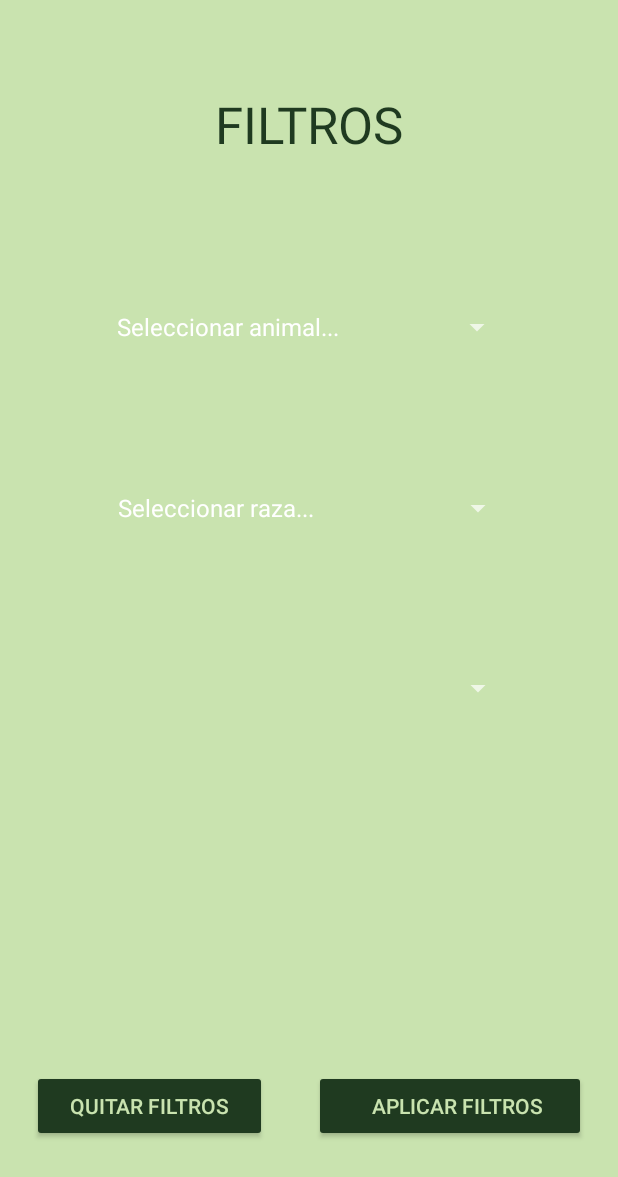
After one commit to Claraf05/PAD-Appdopta, an Android app: the FiltroView screen opened directly, with no data from a screen before it, on a phone screen of 412 x 824 dp. The commit adds this screen. Shown: the top 1177 px of the screen. Run offline under Robolectric (Android 15) with nearby library versions, the phone set to English and light mode, and no system bars.

Commit message:
Implementación filtro
Eliminamos imágenes y encabezado.

Co-Authored-By: Edu <47254221+BryanEdu24@users.noreply.github.com>

```diff
--- a/app/src/main/AndroidManifest.xml
+++ b/app/src/main/AndroidManifest.xml
@@ -3,11 +3,7 @@
     package="es.ucm.fdi.appdopta">
 
     <application
-        android:icon="@mipmap/logo"
-        android:label="@string/app_name"
-        android:theme="@style/Theme.Appdopta"
-        android:banner="@drawable/logo"
-        android:roundIcon="@drawable/logo"
+        android:theme="@style/Theme.AppCompat.NoActionBar"
         android:allowBackup="true"
         android:supportsRtl="true">
 
@@ -26,7 +22,9 @@
         <activity android:name=".features.register.RegisterActivity" />
         <activity android:name=".features.Fichas.fichaActivity" />
         <activity android:name=".features.Fichas.aniadirFichaActivity"/>
-        <activity android:name=".PrincipalView"></activity>
+        <activity android:name=".PrincipalView"/>
+        <activity android:name=".FiltroView"/>
+        <!--</activity>-->
 
         <activity
             android:name=".MainActivity"
--- /dev/null
+++ b/app/src/main/java/es/ucm/fdi/appdopta/FiltroView.java
@@ -0,0 +1,103 @@
+package es.ucm.fdi.appdopta;
+
+import android.content.Intent;
+import android.os.Bundle;
+import android.view.View;
+import android.widget.AdapterView;
+import android.widget.ArrayAdapter;
+import android.widget.ImageView;
+import android.widget.Spinner;
+import android.widget.Toast;
+
+import androidx.appcompat.app.AppCompatActivity;
+import androidx.recyclerview.widget.LinearLayoutManager;
+import androidx.recyclerview.widget.RecyclerView;
+
+import java.util.ArrayList;
+
+import es.ucm.fdi.appdopta.database.AppdoptaDBHelper;
+
+public class FiltroView extends AppCompatActivity implements AdapterView.OnItemSelectedListener {
+    protected void onCreate(Bundle savedInstanceState) {
+        super.onCreate(savedInstanceState);
+        setContentView(R.layout.filter_view);
+        Intent intent = getIntent();
+        Spinner animalSpinner = findViewById(R.id.spinnerAnimal);
+        Spinner raceSpinner = findViewById(R.id.spinnerRace);
+        Spinner locationSpinner = findViewById(R.id.spinnerLocation);
+
+        //  Lista de elementos del spinner 1 --> tipos de animal
+        ArrayList<String> petsType = new ArrayList<String>();
+        petsType.add("Seleccionar animal...");
+        petsType.add("Perro");
+        petsType.add("Gato");
+        petsType.add("Conejo");
+        petsType.add("Loro");
+
+        animalSpinner.setOnItemSelectedListener(this);
+        ArrayAdapter<String> adapterPet = new ArrayAdapter<String>(this, android.R.layout.simple_spinner_item, petsType);
+        adapterPet.setDropDownViewResource(android.R.layout.simple_spinner_dropdown_item);
+        animalSpinner.setAdapter(adapterPet);
+
+        //  Lista de elementos del spinner 2 --> razas de animal
+        ArrayList<String> petsRace = new ArrayList<String>();
+        petsRace.add("Seleccionar raza...");
+        petsRace.add("Labrador");
+        petsRace.add("Golden Retriever");
+        petsRace.add("Boyero de Berna");
+
+        raceSpinner.setOnItemSelectedListener(this);
+        ArrayAdapter<String> adapterRace = new ArrayAdapter<String>(this, android.R.layout.simple_spinner_item, petsRace){
+            @Override
+            public boolean isEnabled(int position){
+                if(position == 0)
+                {
+                    // Disable the first item from Spinner
+                    // First item will be use for hint
+                    return false;
+                }
+                else
+                {
+                    return true;
+                }
+            }
+
+
+        };
+        adapterRace.setDropDownViewResource(android.R.layout.simple_spinner_dropdown_item);
+        raceSpinner.setAdapter(adapterRace);
+
+    }
+
+    @Override
+    public void onItemSelected(AdapterView<?> adapterView, View view, int i, long l) {
+        adapterView.getSelectedItem();
+        switch (adapterView.getId())
+        {
+
+            case R.id.spinnerAnimal:
+                //Hacer algo aquí
+                Toast.makeText(this, "Has seleccionado " + adapterView.getSelectedItem().toString(), Toast.LENGTH_LONG).show();
+
+                break;
+            case R.id.spinnerRace:
+                //Hacer algo aquí
+                Toast.makeText(this, "Has seleccionado " + adapterView.getSelectedItem().toString(), Toast.LENGTH_LONG).show();
+
+                break;
+            default:
+                break;
+        }
+    }
+
+    @Override
+    public void onNothingSelected(AdapterView<?> adapterView) {
+
+    }
+}
+/*
+* TO DO:
+* Si todos return false --> boton aplicar = boton atras
+*
+*
+* */
--- a/app/src/main/java/es/ucm/fdi/appdopta/PrincipalView.java
+++ b/app/src/main/java/es/ucm/fdi/appdopta/PrincipalView.java
@@ -3,6 +3,7 @@ package es.ucm.fdi.appdopta;
 import android.content.Intent;
 import android.os.Bundle;
 import android.view.View;
+import android.widget.ImageView;
 import android.widget.Toast;
 
 import androidx.appcompat.app.AppCompatActivity;
@@ -24,8 +25,10 @@ public class PrincipalView extends AppCompatActivity {
         super.onCreate(savedInstanceState);
         setContentView(R.layout.activity_principal_view);
         Intent intent = getIntent();
+
         petsList = new ArrayList<>();
         dbHelper = new AppdoptaDBHelper(this);
+        initValues();
         petsList = dbHelper.readListPetData();
         mRecyclerView = findViewById(R.id.listaMascotas);
         mRecyclerView.setLayoutManager(new LinearLayoutManager(this, RecyclerView.VERTICAL, false));
@@ -38,8 +41,38 @@ public class PrincipalView extends AppCompatActivity {
         }
         else {
             mRecyclerView.setVisibility(View.GONE);
-            Toast.makeText(this, "Todavia no hay animales en nuestras bases de datos", Toast.LENGTH_LONG).show();
+            //Toast.makeText(this, "Todavia no hay animales en nuestras bases de datos", Toast.LENGTH_LONG).show();
         }
         dbHelper.close();
     }
+
+    public void initValues(){
+//(String id, String id_owner, String petname, String gender, String race, String desc, String specie, String bday,
+// //int vacc_rabia, int vacc_parvovirus, int vacc_moquillo, int vacc_polivalente, int chip_num, String chip_date, String chip_loc) {
+
+            dbHelper.insertPetData("1", "1", "1", "1", "chiguagua", "1", "Perro",
+                    "1", 1, 2, 3, 1, 2, "1", "Madrid");
+        dbHelper.insertPetData("1", "", "", "", ":)", "", "Gato",
+                "", 1, 2, 3, 1, 2, "", "Madrid");
+        dbHelper.insertPetData("1", "", "", "", "Labrador", "", "Perro",
+                "", 1, 2, 3, 1, 2, "", "Valencia");
+    }
+    /*public void OnclickButtonListener() {
+
+        ImageView filtro = findViewById(R.id.filtro);
+
+        filtro.setOnClickListener(new View.OnClickListener() {
+            @Override
+            public void onClick(View v) {
+                //Intent intent=new Intent(this,MapsActivity.class);
+                //startActivity(intent);
+                //Toast.makeText(this, "Has pulsado el filtro", Toast.LENGTH_LONG).show();
+            }
+        });
+    }*/
+
+    public void filtrar(View view){
+        Intent intent = new Intent(this, FiltroView.class);
+        startActivity(intent);
+    }
 }
--- a/app/src/main/res/layout/activity_principal_view.xml
+++ b/app/src/main/res/layout/activity_principal_view.xml
@@ -89,6 +89,8 @@
             android:id="@+id/filtro"
             android:layout_width="50dp"
             android:layout_height="50dp"
+            android:clickable="true"
+            android:onClick="filtrar"
             app:srcCompat="@drawable/filtro" />
     </LinearLayout>
 
--- /dev/null
+++ b/app/src/main/res/layout/filter_view.xml
@@ -0,0 +1,108 @@
+<?xml version="1.0" encoding="utf-8"?>
+<androidx.constraintlayout.widget.ConstraintLayout xmlns:android="http://schemas.android.com/apk/res/android"
+    xmlns:app="http://schemas.android.com/apk/res-auto"
+    xmlns:tools="http://schemas.android.com/tools"
+    android:layout_width="match_parent"
+    android:layout_height="match_parent"
+    android:background="#C9E3AF"
+    tools:context=".features.user.UserActivity">
+
+    <TextView
+        android:id="@+id/textView5"
+        android:layout_width="wrap_content"
+        android:layout_height="wrap_content"
+        android:layout_marginStart="61dp"
+        android:layout_marginTop="25dp"
+        android:layout_marginEnd="61dp"
+        android:layout_marginBottom="15dp"
+        android:text="FILTROS"
+        android:textColor="#1F3A20"
+        android:textSize="34sp"
+        app:layout_constraintBottom_toTopOf="@+id/spinnerAnimal"
+        app:layout_constraintEnd_toEndOf="parent"
+        app:layout_constraintStart_toStartOf="parent"
+        app:layout_constraintTop_toTopOf="parent" />
+
+    <Spinner
+        android:id="@+id/spinnerLocation"
+        android:layout_width="272dp"
+        android:layout_height="61dp"
+        android:layout_marginStart="65dp"
+        android:layout_marginTop="24dp"
+        android:layout_marginEnd="65dp"
+        android:layout_marginBottom="300dp"
+        app:layout_constraintBottom_toBottomOf="parent"
+        app:layout_constraintEnd_toEndOf="parent"
+        app:layout_constraintHorizontal_bias="0.555"
+        app:layout_constraintStart_toStartOf="parent"
+        app:layout_constraintTop_toBottomOf="@+id/spinnerRace" />
+
+    <Spinner
+        android:id="@+id/spinnerRace"
+        android:layout_width="272dp"
+        android:layout_height="61dp"
+        android:layout_marginStart="65dp"
+        android:layout_marginTop="25dp"
+        android:layout_marginEnd="65dp"
+        app:layout_constraintBottom_toTopOf="@+id/spinnerLocation"
+        app:layout_constraintEnd_toEndOf="parent"
+        app:layout_constraintHorizontal_bias="0.555"
+        app:layout_constraintStart_toStartOf="parent"
+        app:layout_constraintTop_toBottomOf="@+id/spinnerAnimal" />
+
+
+    <Spinner
+        android:id="@+id/spinnerAnimal"
+        android:layout_width="272dp"
+        android:layout_height="61dp"
+        android:layout_marginStart="65dp"
+        android:layout_marginTop="32dp"
+        android:layout_marginEnd="65dp"
+        app:layout_constraintBottom_toTopOf="@+id/spinnerRace"
+        app:layout_constraintEnd_toEndOf="parent"
+        app:layout_constraintStart_toStartOf="parent"
+        app:layout_constraintTop_toBottomOf="@+id/textView5" />
+
+    <LinearLayout
+        android:id="@+id/linearLayout4"
+        android:layout_width="409dp"
+        android:layout_height="wrap_content"
+        android:layout_marginStart="1dp"
+        android:layout_marginTop="25dp"
+        android:layout_marginEnd="1dp"
+        android:orientation="horizontal"
+        app:layout_constraintBottom_toBottomOf="parent"
+        app:layout_constraintEnd_toEndOf="parent"
+        app:layout_constraintHorizontal_bias="0.0"
+        app:layout_constraintStart_toStartOf="parent"
+        app:layout_constraintTop_toBottomOf="@+id/spinnerLocation"
+        app:layout_constraintVertical_bias="0.76">
+
+        <Button
+            android:id="@+id/button2"
+            android:layout_width="wrap_content"
+            android:layout_height="wrap_content"
+            android:layout_marginLeft="20dp"
+            android:layout_marginRight="16dp"
+            android:layout_weight="1"
+            android:text="Quitar filtros"
+            android:textSize="14sp"
+            android:textColor="#C9E3AF"
+            android:backgroundTint="#1F3A20"/>
+
+        <Button
+            android:id="@+id/button3"
+            android:layout_width="wrap_content"
+            android:layout_height="wrap_content"
+            android:layout_marginLeft="15dp"
+            android:layout_marginRight="20dp"
+            android:layout_weight="1"
+            android:paddingLeft="25dp"
+            android:paddingRight="16dp"
+            android:text="Aplicar Filtros"
+            android:textSize="14sp"
+            android:textColor="#C9E3AF"
+            android:backgroundTint="#1F3A20"/>
+    </LinearLayout>
+
+</androidx.constraintlayout.widget.ConstraintLayout>
```
Also changed, not shown: app/src/main/res/mipmap-anydpi-v26/logo_round1_modified.png (deleted), app/src/main/res/mipmap-hdpi/logo_round1_modified.png (deleted), app/src/main/res/mipmap-mdpi/logo_round1_modified.png (deleted), app/src/main/res/mipmap-xhdpi/logo_round1_modified.png (deleted), app/src/main/res/mipmap-xxhdpi/logo_round1_modified.png (deleted), app/src/main/res/mipmap-xxxhdpi/logo_round1_modified.png (deleted).
